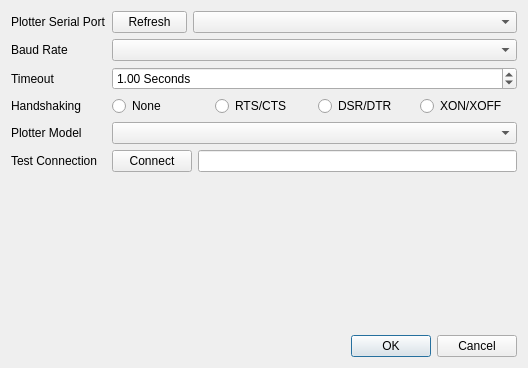
First picture: the form in windows/plotterConfig.ui, repository Discomoth/plotterQt, before the edit.
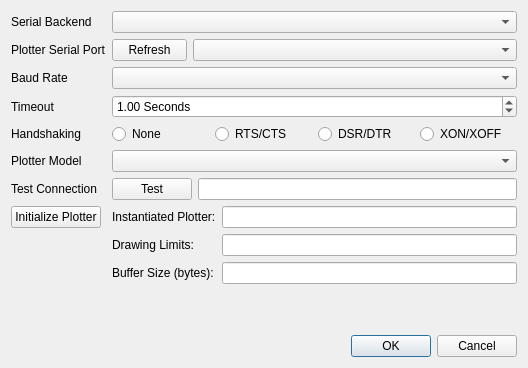
Second picture: the form after the edit.

Commit message: Changes to config window. Serial improvements.

Diff of the .ui file:
```diff
--- a/windows/plotterConfig.ui
+++ b/windows/plotterConfig.ui
@@ -17,65 +17,60 @@
    <item>
     <layout class="QFormLayout" name="formLayout">
      <item row="0" column="0">
+      <widget class="QLabel" name="label_serialBackend">
+       <property name="text">
+        <string>Serial Backend</string>
+       </property>
+      </widget>
+     </item>
+     <item row="0" column="1">
+      <widget class="QComboBox" name="combo_serialBackend"/>
+     </item>
+     <item row="1" column="0">
       <widget class="QLabel" name="label_serialPort">
        <property name="text">
         <string>Plotter Serial Port</string>
        </property>
       </widget>
      </item>
-     <item row="4" column="0">
-      <widget class="QLabel" name="label_model">
-       <property name="text">
-        <string>Plotter Model</string>
-       </property>
-      </widget>
-     </item>
-     <item row="4" column="1">
-      <widget class="QComboBox" name="combo_model"/>
-     </item>
-     <item row="5" column="1">
-      <layout class="QHBoxLayout" name="horizontalLayout">
+     <item row="1" column="1">
+      <layout class="QHBoxLayout" name="horizontalLayout_3">
        <item>
-        <widget class="QPushButton" name="button_testConnect">
+        <widget class="QPushButton" name="button_serialPortRefresh">
+         <property name="maximumSize">
+          <size>
+           <width>75</width>
+           <height>16777215</height>
+          </size>
+         </property>
          <property name="text">
-          <string>Connect</string>
+          <string>Refresh</string>
          </property>
         </widget>
        </item>
        <item>
-        <widget class="QLineEdit" name="text_testConnect">
-         <property name="readOnly">
-          <bool>true</bool>
-         </property>
-        </widget>
+        <widget class="QComboBox" name="combo_serialPort"/>
        </item>
       </layout>
      </item>
-     <item row="5" column="0">
-      <widget class="QLabel" name="label_testConnect">
-       <property name="text">
-        <string>Test Connection</string>
-       </property>
-      </widget>
-     </item>
-     <item row="1" column="0">
+     <item row="2" column="0">
       <widget class="QLabel" name="label_baudRate">
        <property name="text">
         <string>Baud Rate</string>
        </property>
       </widget>
      </item>
-     <item row="1" column="1">
+     <item row="2" column="1">
       <widget class="QComboBox" name="combo_baud"/>
      </item>
-     <item row="2" column="0">
+     <item row="3" column="0">
       <widget class="QLabel" name="label_timeout">
        <property name="text">
         <string>Timeout</string>
        </property>
       </widget>
      </item>
-     <item row="2" column="1">
+     <item row="3" column="1">
       <widget class="QDoubleSpinBox" name="doubleSpin_timeout">
        <property name="suffix">
         <string> Seconds</string>
@@ -91,14 +86,14 @@
        </property>
       </widget>
      </item>
-     <item row="3" column="0">
+     <item row="4" column="0">
       <widget class="QLabel" name="label_handshaking">
        <property name="text">
         <string>Handshaking</string>
        </property>
       </widget>
      </item>
-     <item row="3" column="1">
+     <item row="4" column="1">
       <layout class="QHBoxLayout" name="horizontalLayout_2">
        <item>
         <widget class="QRadioButton" name="radio_none">
@@ -130,23 +125,83 @@
        </item>
       </layout>
      </item>
-     <item row="0" column="1">
-      <layout class="QHBoxLayout" name="horizontalLayout_3">
+     <item row="5" column="0">
+      <widget class="QLabel" name="label_model">
+       <property name="text">
+        <string>Plotter Model</string>
+       </property>
+      </widget>
+     </item>
+     <item row="5" column="1">
+      <widget class="QComboBox" name="combo_model"/>
+     </item>
+     <item row="6" column="0">
+      <widget class="QLabel" name="label_testConnect">
+       <property name="text">
+        <string>Test Connection</string>
+       </property>
+      </widget>
+     </item>
+     <item row="6" column="1">
+      <layout class="QHBoxLayout" name="horizontalLayout">
        <item>
-        <widget class="QPushButton" name="button_serialPortRefresh">
-         <property name="maximumSize">
-          <size>
-           <width>75</width>
-           <height>16777215</height>
-          </size>
-         </property>
+        <widget class="QPushButton" name="button_testConnect">
          <property name="text">
-          <string>Refresh</string>
+          <string>Test</string>
          </property>
         </widget>
        </item>
        <item>
-        <widget class="QComboBox" name="combo_serialPort"/>
+        <widget class="QLineEdit" name="text_testConnect">
+         <property name="readOnly">
+          <bool>true</bool>
+         </property>
+        </widget>
+       </item>
+      </layout>
+     </item>
+     <item row="7" column="0">
+      <widget class="QPushButton" name="button_initialize">
+       <property name="text">
+        <string>Initialize Plotter</string>
+       </property>
+      </widget>
+     </item>
+     <item row="7" column="1">
+      <layout class="QVBoxLayout" name="verticalLayout_2">
+       <item>
+        <layout class="QFormLayout" name="formLayout_2">
+         <item row="0" column="0">
+          <widget class="QLabel" name="label_instantiatedPlotter">
+           <property name="text">
+            <string>Instantiated Plotter:</string>
+           </property>
+          </widget>
+         </item>
+         <item row="1" column="0">
+          <widget class="QLabel" name="label_drawingLimits">
+           <property name="text">
+            <string>Drawing Limits:</string>
+           </property>
+          </widget>
+         </item>
+         <item row="2" column="0">
+          <widget class="QLabel" name="label_bufferSize">
+           <property name="text">
+            <string>Buffer Size (bytes):</string>
+           </property>
+          </widget>
+         </item>
+         <item row="0" column="1">
+          <widget class="QLineEdit" name="text_instantiatedPlotter"/>
+         </item>
+         <item row="1" column="1">
+          <widget class="QLineEdit" name="text_drawingLimits"/>
+         </item>
+         <item row="2" column="1">
+          <widget class="QLineEdit" name="text_bufferSize"/>
+         </item>
+        </layout>
        </item>
       </layout>
      </item>
```
The commit also changes 1 other file.
